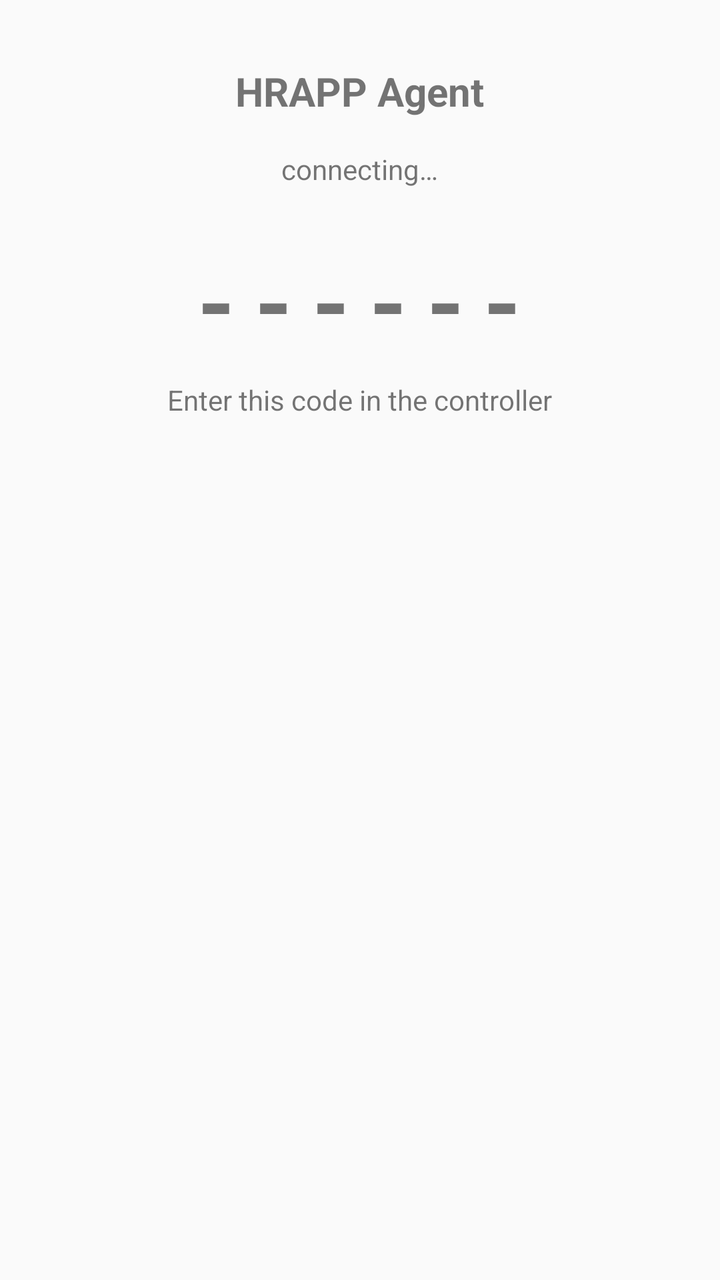
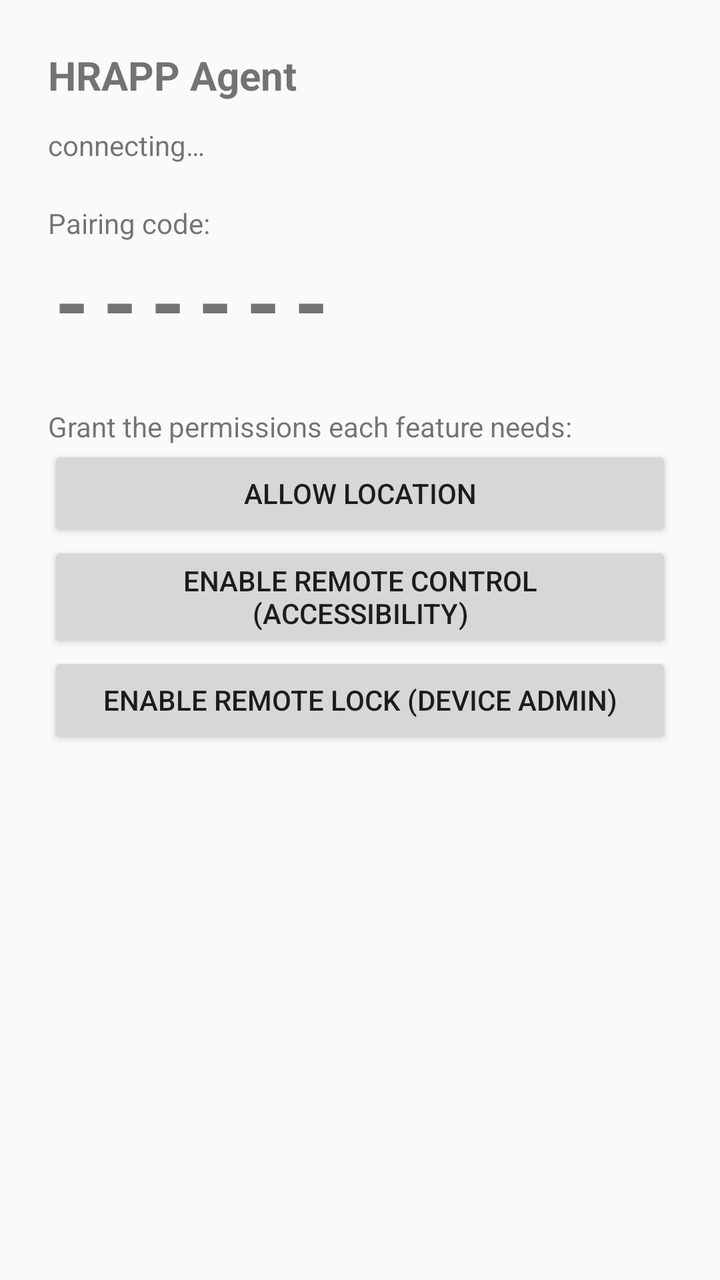

Before-and-after screenshots of an Android layout around one commit, followed by the original layout XML and the change that was made.
<!-- AndroidManifest.xml: application theme Theme.AppCompat.DayNight -->
<!-- res/layout/activity_main.xml -->
<?xml version="1.0" encoding="utf-8"?>
<LinearLayout xmlns:android="http://schemas.android.com/apk/res/android"
    android:layout_width="match_parent"
    android:layout_height="match_parent"
    android:orientation="vertical"
    android:padding="32dp"
    android:gravity="center_horizontal">

    <TextView
        android:id="@+id/title"
        android:layout_width="wrap_content"
        android:layout_height="wrap_content"
        android:text="HRAPP Agent"
        android:textSize="20sp"
        android:textStyle="bold" />

    <TextView
        android:id="@+id/statusText"
        android:layout_width="wrap_content"
        android:layout_height="wrap_content"
        android:layout_marginTop="16dp"
        android:text="connecting…" />

    <TextView
        android:id="@+id/pairingCodeText"
        android:layout_width="wrap_content"
        android:layout_height="wrap_content"
        android:layout_marginTop="24dp"
        android:textSize="48sp"
        android:textStyle="bold"
        android:letterSpacing="0.2"
        android:text="------" />

    <TextView
        android:layout_width="wrap_content"
        android:layout_height="wrap_content"
        android:layout_marginTop="8dp"
        android:text="Enter this code in the controller" />

    <TextView
        android:id="@+id/logText"
        android:layout_width="match_parent"
        android:layout_height="wrap_content"
        android:layout_marginTop="32dp"
        android:fontFamily="monospace"
        android:textSize="12sp"
        android:text="" />

</LinearLayout>
<!-- resources referenced by this layout -->
<resources>

</resources>

<!-- the commit's change to res/layout/activity_main.xml (unified diff, before → after) -->
@@ -1,49 +1,75 @@
 <?xml version="1.0" encoding="utf-8"?>
-<LinearLayout xmlns:android="http://schemas.android.com/apk/res/android"
+<ScrollView xmlns:android="http://schemas.android.com/apk/res/android"
     android:layout_width="match_parent"
-    android:layout_height="match_parent"
-    android:orientation="vertical"
-    android:padding="32dp"
-    android:gravity="center_horizontal">
+    android:layout_height="match_parent">
 
-    <TextView
-        android:id="@+id/title"
-        android:layout_width="wrap_content"
-        android:layout_height="wrap_content"
-        android:text="HRAPP Agent"
-        android:textSize="20sp"
-        android:textStyle="bold" />
-
-    <TextView
-        android:id="@+id/statusText"
-        android:layout_width="wrap_content"
-        android:layout_height="wrap_content"
-        android:layout_marginTop="16dp"
-        android:text="connecting…" />
-
-    <TextView
-        android:id="@+id/pairingCodeText"
-        android:layout_width="wrap_content"
-        android:layout_height="wrap_content"
-        android:layout_marginTop="24dp"
-        android:textSize="48sp"
-        android:textStyle="bold"
-        android:letterSpacing="0.2"
-        android:text="------" />
-
-    <TextView
-        android:layout_width="wrap_content"
-        android:layout_height="wrap_content"
-        android:layout_marginTop="8dp"
-        android:text="Enter this code in the controller" />
-
-    <TextView
-        android:id="@+id/logText"
+    <LinearLayout
         android:layout_width="match_parent"
         android:layout_height="wrap_content"
-        android:layout_marginTop="32dp"
-        android:fontFamily="monospace"
-        android:textSize="12sp"
-        android:text="" />
+        android:orientation="vertical"
+        android:padding="24dp">
 
-</LinearLayout>
+        <TextView
+            android:layout_width="wrap_content"
+            android:layout_height="wrap_content"
+            android:text="HRAPP Agent"
+            android:textSize="20sp"
+            android:textStyle="bold" />
+
+        <TextView
+            android:id="@+id/statusText"
+            android:layout_width="wrap_content"
+            android:layout_height="wrap_content"
+            android:layout_marginTop="12dp"
+            android:text="connecting…" />
+
+        <TextView
+            android:layout_width="wrap_content"
+            android:layout_height="wrap_content"
+            android:layout_marginTop="20dp"
+            android:text="Pairing code:" />
+
+        <TextView
+            android:id="@+id/pairingCodeText"
+            android:layout_width="wrap_content"
+            android:layout_height="wrap_content"
+            android:textSize="44sp"
+            android:textStyle="bold"
+            android:letterSpacing="0.15"
+            android:text="------" />
+
+        <TextView
+            android:layout_width="wrap_content"
+            android:layout_height="wrap_content"
+            android:layout_marginTop="24dp"
+            android:text="Grant the permissions each feature needs:" />
+
+        <Button
+            android:id="@+id/btnLocation"
+            android:layout_width="match_parent"
+            android:layout_height="wrap_content"
+            android:text="Allow location" />
+
+        <Button
+            android:id="@+id/btnAccessibility"
+            android:layout_width="match_parent"
+            android:layout_height="wrap_content"
+            android:text="Enable remote control (Accessibility)" />
+
+        <Button
+            android:id="@+id/btnDeviceAdmin"
+            android:layout_width="match_parent"
+            android:layout_height="wrap_content"
+            android:text="Enable remote lock (Device Admin)" />
+
+        <TextView
+            android:id="@+id/logText"
+            android:layout_width="match_parent"
+            android:layout_height="wrap_content"
+            android:layout_marginTop="24dp"
+            android:fontFamily="monospace"
+            android:textSize="12sp"
+            android:text="" />
+
+    </LinearLayout>
+</ScrollView>
